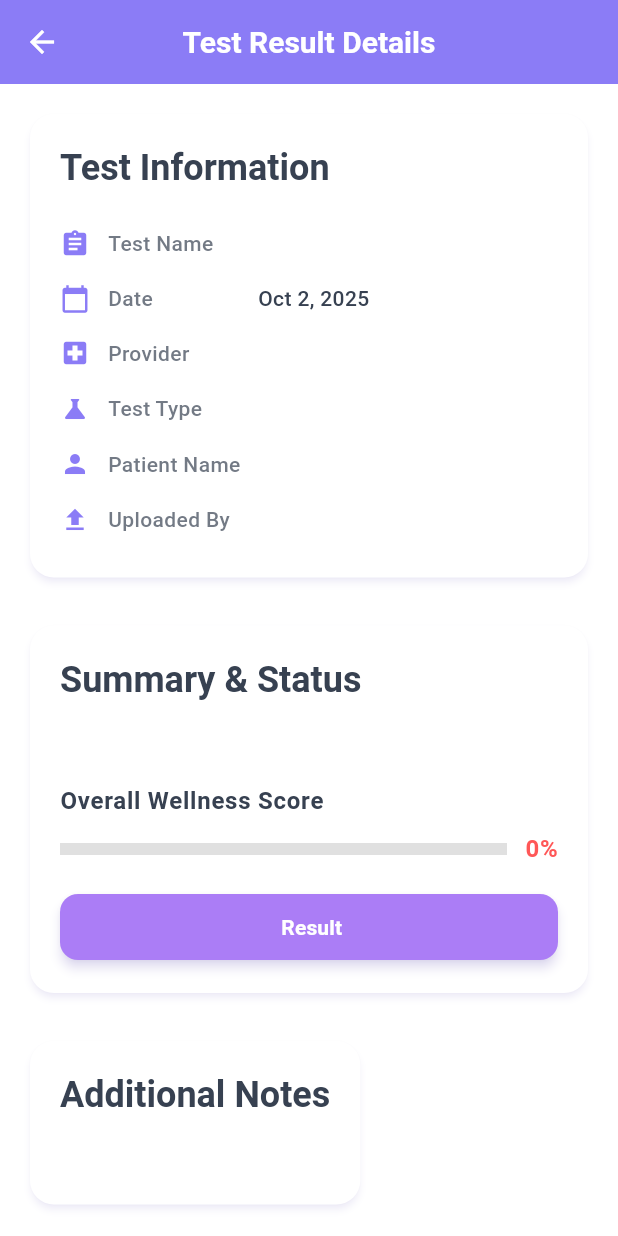
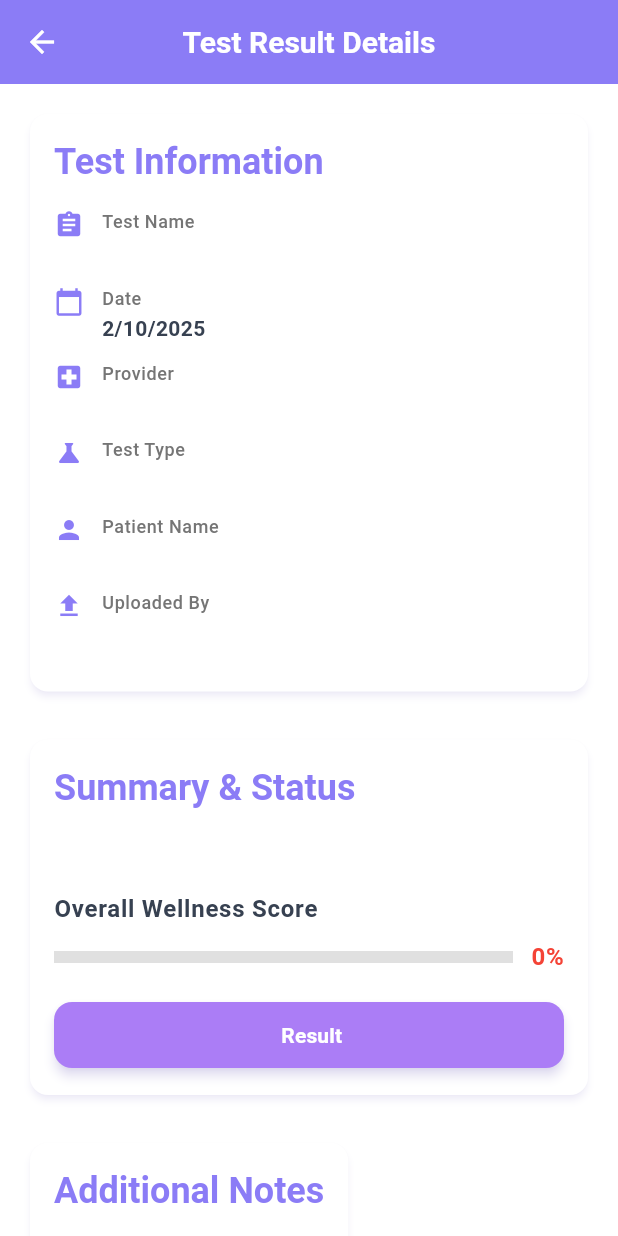
Before and after one commit to justmic007/HealthTrack-app, a Flutter app: the TestResultDetailScreen screen opened directly with empty values, on a phone screen of 412 x 824 dp. Run offline on Flutter 3.47's test engine with Material 3 defaults, Android fonts, the phone set to English and light mode, and no system bars; our stand-ins replace file_picker, go_router, shared_preferences; accounts and stored records are empty; network calls fail.

```diff
--- a/lib/src/providers/test_results_provider.dart
+++ b/lib/src/providers/test_results_provider.dart
@@ -14,6 +14,7 @@ class TestResultsProvider extends ChangeNotifier {
   List<TestResult> get testResults => _testResults;
   bool get isLoading => _isLoading;
   String? get errorMessage => _errorMessage;
+  String? get error => _errorMessage;
 
   // Load all test results
   Future<void> loadTestResults() async {
--- a/lib/src/screens/test_result_detail_screen.dart
+++ b/lib/src/screens/test_result_detail_screen.dart
@@ -131,7 +131,7 @@ class TestResultDetailScreen extends StatelessWidget {
             Column(
               children: [
                 // Download File Button (if file exists)
-                if (testResult.fileUrl != null) ..[
+                if (testResult.fileUrl != null) ...[
                   SizedBox(
                     width: double.infinity,
                     child: ElevatedButton.icon(
@@ -217,9 +217,11 @@ class TestResultDetailScreen extends StatelessWidget {
   Widget _buildSectionCard(BuildContext context, String title, List<Widget> children) {
     return Card(
       elevation: 2,
-      shape: RoundedRectangleBorder(borderRadius: BorderRadius.circular(16)),
+      shape: RoundedRectangleBorder(
+        borderRadius: BorderRadius.circular(12),
+      ),
       child: Padding(
-        padding: const EdgeInsets.all(20),
+        padding: const EdgeInsets.all(16),
         child: Column(
           crossAxisAlignment: CrossAxisAlignment.start,
           children: [
@@ -227,7 +229,7 @@ class TestResultDetailScreen extends StatelessWidget {
               title,
               style: Theme.of(context).textTheme.headlineSmall?.copyWith(
                 fontWeight: FontWeight.bold,
-                color: AppTheme.darkGrey,
+                color: AppTheme.lavenderAccent,
               ),
             ),
             const SizedBox(height: 16),
@@ -240,8 +242,9 @@ class TestResultDetailScreen extends StatelessWidget {
 
   Widget _buildInfoRowWithIcon(BuildContext context, IconData icon, String label, String value) {
     return Padding(
-      padding: const EdgeInsets.symmetric(vertical: 8),
+      padding: const EdgeInsets.only(bottom: 12),
       child: Row(
+        crossAxisAlignment: CrossAxisAlignment.start,
         children: [
           Icon(
             icon,
@@ -249,22 +252,25 @@ class TestResultDetailScreen extends StatelessWidget {
             color: AppTheme.lavenderAccent,
           ),
           const SizedBox(width: 12),
-          SizedBox(
-            width: 100,
-            child: Text(
+          Expanded(
+            child: Column(
+              crossAxisAlignment: CrossAxisAlignment.start,
+              children: [
+                Text(
                   label,
-              style: Theme.of(context).textTheme.bodyMedium?.copyWith(
+                  style: Theme.of(context).textTheme.bodySmall?.copyWith(
+                    color: Colors.grey[600],
                     fontWeight: FontWeight.w500,
-                color: AppTheme.darkGrey.withOpacity(0.7),
                   ),
                 ),
-          ),
-          Expanded(
-            child: Text(
+                const SizedBox(height: 2),
+                Text(
                   value,
                   style: Theme.of(context).textTheme.bodyMedium?.copyWith(
-                fontWeight: FontWeight.w500,
+                    fontWeight: FontWeight.w600,
                   ),
+                ),
+              ],
             ),
           ),
         ],
@@ -272,73 +278,32 @@ class TestResultDetailScreen extends StatelessWidget {
     );
   }
 
-  Color _getWellnessColor(int score) {
-    if (score >= 90) return AppTheme.softGreen;
-    if (score >= 70) return AppTheme.softOrange;
-    return AppTheme.softRed;
+  String _formatDate(DateTime date) {
+    return '${date.day}/${date.month}/${date.year}';
   }
 
-  Color _getTestTypeColor(String testTitle) {
-    if (testTitle.toLowerCase().contains('cholesterol')) return AppTheme.softPurple;
-    if (testTitle.toLowerCase().contains('blood')) return AppTheme.softRed;
-    if (testTitle.toLowerCase().contains('glucose')) return AppTheme.softOrange;
-    return AppTheme.softGreen;
-  }
-
-  IconData _getTestTypeIcon(String testTitle) {
-    if (testTitle.toLowerCase().contains('cholesterol')) return Icons.favorite;
-    if (testTitle.toLowerCase().contains('blood')) return Icons.bloodtype;
-    if (testTitle.toLowerCase().contains('glucose')) return Icons.local_hospital;
-    return Icons.assignment;
-  }
-
-  String _formatDate(DateTime date) {
-    final months = ['Jan', 'Feb', 'Mar', 'Apr', 'May', 'Jun',
-                   'Jul', 'Aug', 'Sep', 'Oct', 'Nov', 'Dec'];
-    return '${months[date.month - 1]} ${date.day}, ${date.year}';
+  Color _getWellnessColor(int score) {
+    if (score >= 80) return Colors.green;
+    if (score >= 60) return Colors.orange;
+    return Colors.red;
   }
 
   Future<void> _downloadFile(BuildContext context, String fileUrl) async {
     try {
-      // Show loading indicator
-      ScaffoldMessenger.of(context).showSnackBar(
-        const SnackBar(
-          content: Row(
-            children: [
-              SizedBox(
-                width: 20,
-                height: 20,
-                child: CircularProgressIndicator(strokeWidth: 2, color: Colors.white),
-              ),
-              SizedBox(width: 12),
-              Text('Downloading file...'),
-            ],
-          ),
-          duration: Duration(seconds: 2),
-        ),
-      );
-
-      // Launch the file URL - this will open in browser or download
-      final Uri uri = Uri.parse(fileUrl);
-      if (await canLaunchUrl(uri)) {
-        await launchUrl(uri, mode: LaunchMode.externalApplication);
+      final Uri url = Uri.parse(fileUrl);
+      if (await canLaunchUrl(url)) {
+        await launchUrl(url, mode: LaunchMode.externalApplication);
       } else {
         if (context.mounted) {
           ScaffoldMessenger.of(context).showSnackBar(
-            const SnackBar(
-              content: Text('Unable to download file'),
-              backgroundColor: Colors.red,
-            ),
+            const SnackBar(content: Text('Could not open file')),
           );
         }
       }
     } catch (e) {
       if (context.mounted) {
         ScaffoldMessenger.of(context).showSnackBar(
-          SnackBar(
-            content: Text('Download failed: $e'),
-            backgroundColor: Colors.red,
-          ),
+          SnackBar(content: Text('Error downloading file: $e')),
         );
       }
     }
--- a/lib/src/screens/test_results_list_screen.dart
+++ b/lib/src/screens/test_results_list_screen.dart
@@ -171,7 +171,7 @@ class _TestResultsListScreenState extends State<TestResultsListScreen> {
       if (_searchQuery.isNotEmpty) {
         final matchesSearch = result.title.toLowerCase().contains(_searchQuery) ||
             (result.labName?.toLowerCase().contains(_searchQuery) ?? false) ||
-            result.summaryText.toLowerCase().contains(_searchQuery);
+            (result.summaryText?.toLowerCase().contains(_searchQuery) ?? false);
         if (!matchesSearch) return false;
       }
 
@@ -273,10 +273,10 @@ class _TestResultsListScreenState extends State<TestResultsListScreen> {
               ),
 
               // Summary (if available)
-              if (testResult.summaryText.isNotEmpty) ...[
+              if (testResult.summaryText?.isNotEmpty == true) ...[
                 const SizedBox(height: 12),
                 Text(
-                  testResult.summaryText,
+                  testResult.summaryText!,
                   style: TextStyle(
                     color: Colors.grey[700],
                     fontSize: 14,
```
Also changed, not shown: lib/src/screens/home_screen.dart (+4 -15 lines), 3 other files. Lines whose indentation alone changed are shown as unchanged.
